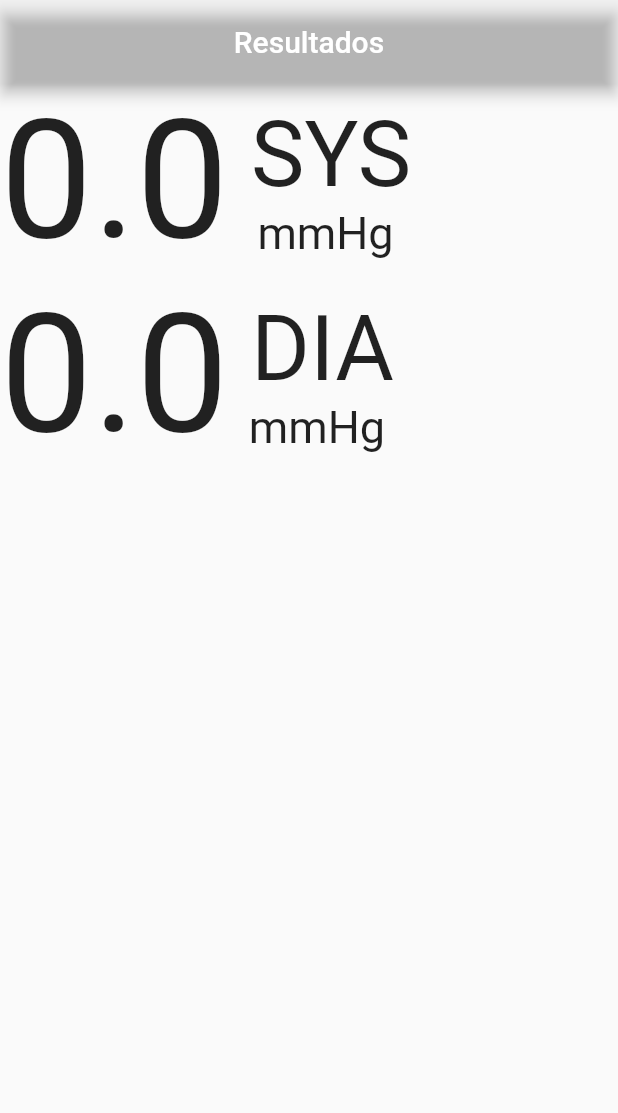
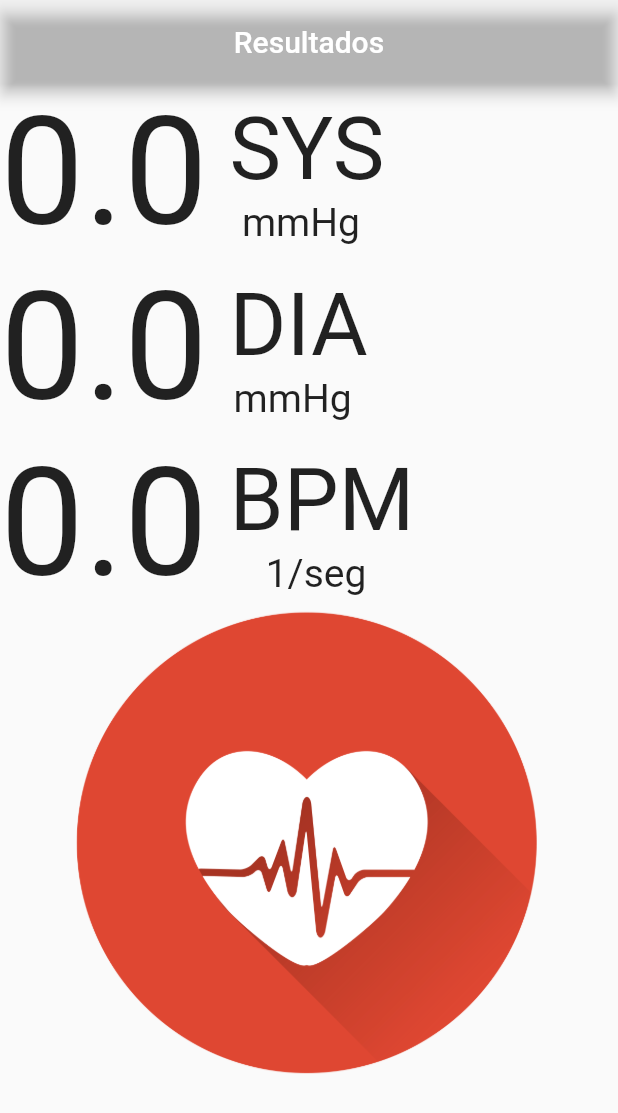
Before and after one commit to k1ltr0h/PDI_BloodPreasure, a Flutter app: the ResultPage screen opened directly with empty values, on a phone screen of 412 x 824 dp. Shown: the top 1113 px of the screen. Run offline on Flutter 3.47's test engine with Material 2 defaults, Android fonts, the phone set to English and light mode, and no system bars; our stand-ins replace camera; missing offline and left inert: video_compress.

```diff
--- a/blood_preassure_app/lib/models/result.dart
+++ b/blood_preassure_app/lib/models/result.dart
@@ -2,13 +2,15 @@ class Result {
   String status;
   double dIA;
   double sYS;
+  double bPM;
 
-  Result({this.status, this.dIA, this.sYS});
+  Result({this.status, this.dIA, this.sYS, this.bPM});
 
   Result.fromJson(Map<String, dynamic> json) {
     status = json['status'];
-    dIA = json['DIA'];
-    sYS = json['SYS'];
+    dIA = json['DIA'].toDouble();
+    sYS = json['SYS'].toDouble();
+    bPM = json['BPM'].toDouble();
   }
 
   Map<String, dynamic> toJson() {
@@ -16,6 +18,7 @@ class Result {
     data['status'] = status;
     data['DIA'] = dIA;
     data['SYS'] = sYS;
+    data['BPM'] = bPM;
     return data;
   }
 }
--- a/blood_preassure_app/lib/pages/home_page.dart
+++ b/blood_preassure_app/lib/pages/home_page.dart
@@ -50,10 +50,10 @@ class _HomePageState extends State<HomePage> {
                 print(controller.description.lensDirection.index);
                 if (controller.description.lensDirection.index == 1) {
                   controller =
-                      CameraController(cameras[1], ResolutionPreset.max);
+                      CameraController(cameras[1], ResolutionPreset.medium);
                 } else {
                   controller =
-                      CameraController(cameras[0], ResolutionPreset.max);
+                      CameraController(cameras[0], ResolutionPreset.medium);
                 }
                 controller.initialize().then((_) {
                   if (!mounted) {
@@ -79,7 +79,7 @@ class _HomePageState extends State<HomePage> {
           if (!controller.value.isRecordingVideo) {
             controller.prepareForVideoRecording();
             controller.startVideoRecording();
-            await Future.delayed(const Duration(seconds: 10));
+            await Future.delayed(const Duration(seconds: 20));
             XFile videoFile = await controller
                 .stopVideoRecording(); //and there is more in this XFile object
             setState(() {
--- a/blood_preassure_app/lib/pages/result_page.dart
+++ b/blood_preassure_app/lib/pages/result_page.dart
@@ -21,17 +21,17 @@ class ResultPage extends StatelessWidget {
               children: [
                 Text(
                   data.sYS.toStringAsFixed(1),
-                  style: TextStyle(fontSize: 110),
+                  style: TextStyle(fontSize: 100),
                 ),
                 Column(
                   children: [
                     Text(
                       ' SYS',
-                      style: TextStyle(fontSize: 60),
+                      style: TextStyle(fontSize: 58),
                     ),
                     Text(
                       ' mmHg',
-                      style: TextStyle(fontSize: 30),
+                      style: TextStyle(fontSize: 26),
                     ),
                   ],
                 ),
@@ -41,22 +41,43 @@ class ResultPage extends StatelessWidget {
               children: [
                 Text(
                   data.dIA.toStringAsFixed(1),
-                  style: TextStyle(fontSize: 110),
+                  style: TextStyle(fontSize: 100),
                 ),
                 Column(
                   children: [
                     Text(
                       ' DIA',
-                      style: TextStyle(fontSize: 60),
+                      style: TextStyle(fontSize: 58),
                     ),
                     Text(
                       ' mmHg',
-                      style: TextStyle(fontSize: 30),
+                      style: TextStyle(fontSize: 26),
                     ),
                   ],
                 ),
               ],
             ),
+            Row(
+              children: [
+                Text(
+                  data.bPM.toStringAsFixed(1),
+                  style: TextStyle(fontSize: 100),
+                ),
+                Column(
+                  children: [
+                    Text(
+                      ' BPM',
+                      style: TextStyle(fontSize: 58),
+                    ),
+                    Text(
+                      ' 1/seg',
+                      style: TextStyle(fontSize: 26),
+                    ),
+                  ],
+                ),
+              ],
+            ),
+            Image.asset('assets/image.png')
           ],
         ),
       ),
--- a/blood_preassure_app/pubspec.yaml
+++ b/blood_preassure_app/pubspec.yaml
@@ -38,6 +38,7 @@ dependencies:
   camera: ^0.9.4+5
   http: ^0.13.4
   camera_web: ^0.2.1+1
+  video_compress: ^3.1.0
 
 dev_dependencies:
   flutter_test:
@@ -62,8 +63,8 @@ flutter:
   uses-material-design: true
 
   # To add assets to your application, add an assets section, like this:
-  # assets:
-  #   - images/a_dot_burr.jpeg
+  assets:
+     - assets/image.png
   #   - images/a_dot_ham.jpeg
 
   # An image asset can refer to one or more resolution-specific "variants", see
```
Also changed, not shown: blood_preassure_app/lib/pages/loading_page.dart (+6 -3 lines), blood_preassure_app/lib/services/upload_file.dart (+7 -2 lines), blood_preassure_app/assets/image.png (added), blood_preassure_app/pubspec.lock, 2 other files.
